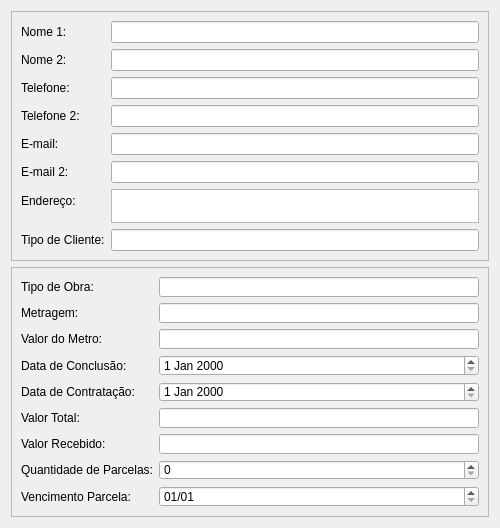
devfabri/Arquitetura-Pereira, file screens/show_project.ui: the form before one commit.
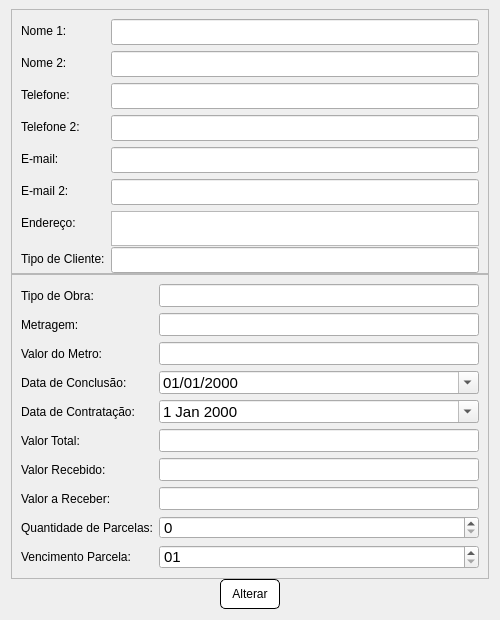
The form after the commit.

Commit message: popup nova e alterar os valores dos projetos

```diff
--- a/screens/show_project.ui
+++ b/screens/show_project.ui
@@ -7,37 +7,43 @@
     <x>0</x>
     <y>0</y>
     <width>500</width>
-    <height>524</height>
+    <height>620</height>
    </rect>
   </property>
   <property name="minimumSize">
    <size>
     <width>500</width>
-    <height>0</height>
+    <height>620</height>
    </size>
   </property>
   <property name="maximumSize">
    <size>
     <width>500</width>
-    <height>524</height>
+    <height>650</height>
    </size>
   </property>
   <property name="windowTitle">
    <string>Dialog</string>
   </property>
   <layout class="QVBoxLayout" name="verticalLayout">
+   <property name="spacing">
+    <number>0</number>
+   </property>
+   <property name="topMargin">
+    <number>9</number>
+   </property>
    <item>
     <widget class="QFrame" name="frame">
      <property name="minimumSize">
       <size>
        <width>0</width>
-       <height>250</height>
+       <height>0</height>
       </size>
      </property>
      <property name="maximumSize">
       <size>
        <width>16777215</width>
-       <height>267</height>
+       <height>265</height>
       </size>
      </property>
      <property name="frameShape">
@@ -53,6 +59,9 @@
       <property name="fieldGrowthPolicy">
        <enum>QFormLayout::AllNonFixedFieldsGrow</enum>
       </property>
+      <property name="bottomMargin">
+       <number>0</number>
+      </property>
       <item row="1" column="0">
        <widget class="QLabel" name="label">
         <property name="text">
@@ -61,7 +70,13 @@
        </widget>
       </item>
       <item row="1" column="1">
-       <widget class="QLineEdit" name="nome1"/>
+       <widget class="QLineEdit" name="nome1">
+        <property name="font">
+         <font>
+          <pointsize>11</pointsize>
+         </font>
+        </property>
+       </widget>
       </item>
       <item row="2" column="0">
        <widget class="QLabel" name="label_2">
@@ -71,7 +86,16 @@
        </widget>
       </item>
       <item row="2" column="1">
-       <widget class="QLineEdit" name="nome2"/>
+       <widget class="QLineEdit" name="nome2">
+        <property name="font">
+         <font>
+          <pointsize>11</pointsize>
+         </font>
+        </property>
+        <property name="text">
+         <string/>
+        </property>
+       </widget>
       </item>
       <item row="3" column="0">
        <widget class="QLabel" name="label_3">
@@ -81,7 +105,13 @@
        </widget>
       </item>
       <item row="3" column="1">
-       <widget class="QLineEdit" name="telefone1"/>
+       <widget class="QLineEdit" name="telefone1">
+        <property name="font">
+         <font>
+          <pointsize>11</pointsize>
+         </font>
+        </property>
+       </widget>
       </item>
       <item row="4" column="0">
        <widget class="QLabel" name="label_4">
@@ -91,7 +121,13 @@
        </widget>
       </item>
       <item row="4" column="1">
-       <widget class="QLineEdit" name="telefone2"/>
+       <widget class="QLineEdit" name="telefone2">
+        <property name="font">
+         <font>
+          <pointsize>11</pointsize>
+         </font>
+        </property>
+       </widget>
       </item>
       <item row="5" column="0">
        <widget class="QLabel" name="label_5">
@@ -101,7 +137,13 @@
        </widget>
       </item>
       <item row="5" column="1">
-       <widget class="QLineEdit" name="email1"/>
+       <widget class="QLineEdit" name="email1">
+        <property name="font">
+         <font>
+          <pointsize>11</pointsize>
+         </font>
+        </property>
+       </widget>
       </item>
       <item row="6" column="0">
        <widget class="QLabel" name="label_6">
@@ -111,7 +153,13 @@
        </widget>
       </item>
       <item row="6" column="1">
-       <widget class="QLineEdit" name="email2"/>
+       <widget class="QLineEdit" name="email2">
+        <property name="font">
+         <font>
+          <pointsize>11</pointsize>
+         </font>
+        </property>
+       </widget>
       </item>
       <item row="7" column="0">
        <widget class="QLabel" name="label_7">
@@ -122,12 +170,23 @@
       </item>
       <item row="7" column="1">
        <widget class="QTextEdit" name="endereco">
+        <property name="minimumSize">
+         <size>
+          <width>0</width>
+          <height>35</height>
+         </size>
+        </property>
         <property name="maximumSize">
          <size>
           <width>16777215</width>
-          <height>50</height>
+          <height>55</height>
          </size>
         </property>
+        <property name="font">
+         <font>
+          <pointsize>11</pointsize>
+         </font>
+        </property>
        </widget>
       </item>
       <item row="8" column="0">
@@ -138,17 +197,23 @@
        </widget>
       </item>
       <item row="8" column="1">
-       <widget class="QLineEdit" name="tipo_cliente"/>
+       <widget class="QLineEdit" name="tipo_cliente">
+        <property name="font">
+         <font>
+          <pointsize>11</pointsize>
+         </font>
+        </property>
+       </widget>
       </item>
      </layout>
     </widget>
    </item>
-   <item alignment="Qt::AlignVCenter">
+   <item>
     <widget class="QFrame" name="frame_2">
      <property name="minimumSize">
       <size>
        <width>0</width>
-       <height>250</height>
+       <height>0</height>
       </size>
      </property>
      <property name="frameShape">
@@ -158,6 +223,9 @@
       <enum>QFrame::Raised</enum>
      </property>
      <layout class="QFormLayout" name="formLayout_2">
+      <property name="topMargin">
+       <number>9</number>
+      </property>
       <item row="0" column="0">
        <widget class="QLabel" name="label_9">
         <property name="text">
@@ -166,7 +234,13 @@
        </widget>
       </item>
       <item row="0" column="1">
-       <widget class="QLineEdit" name="tipo_obra"/>
+       <widget class="QLineEdit" name="tipo_obra">
+        <property name="font">
+         <font>
+          <pointsize>11</pointsize>
+         </font>
+        </property>
+       </widget>
       </item>
       <item row="1" column="0">
        <widget class="QLabel" name="label_10">
@@ -176,7 +250,13 @@
        </widget>
       </item>
       <item row="1" column="1">
-       <widget class="QLineEdit" name="metragem"/>
+       <widget class="QLineEdit" name="metragem">
+        <property name="font">
+         <font>
+          <pointsize>11</pointsize>
+         </font>
+        </property>
+       </widget>
       </item>
       <item row="2" column="0">
        <widget class="QLabel" name="label_11">
@@ -186,7 +266,13 @@
        </widget>
       </item>
       <item row="2" column="1">
-       <widget class="QLineEdit" name="valor_metro"/>
+       <widget class="QLineEdit" name="valor_metro">
+        <property name="font">
+         <font>
+          <pointsize>11</pointsize>
+         </font>
+        </property>
+       </widget>
       </item>
       <item row="3" column="0">
        <widget class="QLabel" name="label_12">
@@ -196,7 +282,19 @@
        </widget>
       </item>
       <item row="3" column="1">
-       <widget class="QDateEdit" name="data_conclucao"/>
+       <widget class="QDateEdit" name="data_conclusao">
+        <property name="font">
+         <font>
+          <pointsize>11</pointsize>
+         </font>
+        </property>
+        <property name="displayFormat">
+         <string>dd/MM/yyyy</string>
+        </property>
+        <property name="calendarPopup">
+         <bool>true</bool>
+        </property>
+       </widget>
       </item>
       <item row="4" column="0">
        <widget class="QLabel" name="label_13">
@@ -206,7 +304,16 @@
        </widget>
       </item>
       <item row="4" column="1">
-       <widget class="QDateEdit" name="data_contratacao"/>
+       <widget class="QDateEdit" name="data_contratacao">
+        <property name="font">
+         <font>
+          <pointsize>11</pointsize>
+         </font>
+        </property>
+        <property name="calendarPopup">
+         <bool>true</bool>
+        </property>
+       </widget>
       </item>
       <item row="5" column="0">
        <widget class="QLabel" name="label_14">
@@ -216,7 +323,13 @@
        </widget>
       </item>
       <item row="5" column="1">
-       <widget class="QLineEdit" name="valor_total"/>
+       <widget class="QLineEdit" name="valor_total">
+        <property name="font">
+         <font>
+          <pointsize>11</pointsize>
+         </font>
+        </property>
+       </widget>
       </item>
       <item row="6" column="0">
        <widget class="QLabel" name="label_15">
@@ -226,35 +339,103 @@
        </widget>
       </item>
       <item row="6" column="1">
-       <widget class="QLineEdit" name="valor_recebido"/>
+       <widget class="QLineEdit" name="valor_recebido">
+        <property name="font">
+         <font>
+          <pointsize>11</pointsize>
+         </font>
+        </property>
+       </widget>
       </item>
-      <item row="7" column="0">
+      <item row="8" column="0">
        <widget class="QLabel" name="label_16">
         <property name="text">
          <string>Quantidade de Parcelas:</string>
         </property>
        </widget>
       </item>
-      <item row="7" column="1">
-       <widget class="QSpinBox" name="qnt_parcelas"/>
+      <item row="8" column="1">
+       <widget class="QSpinBox" name="qnt_parcelas">
+        <property name="font">
+         <font>
+          <pointsize>11</pointsize>
+         </font>
+        </property>
+       </widget>
       </item>
-      <item row="8" column="0">
+      <item row="9" column="0">
        <widget class="QLabel" name="label_17">
         <property name="text">
          <string>Vencimento Parcela:</string>
         </property>
        </widget>
       </item>
-      <item row="8" column="1">
+      <item row="9" column="1">
        <widget class="QDateEdit" name="vencimento_parcela">
+        <property name="font">
+         <font>
+          <pointsize>11</pointsize>
+         </font>
+        </property>
         <property name="displayFormat">
-         <string>dd/MM</string>
+         <string>dd</string>
+        </property>
+       </widget>
+      </item>
+      <item row="7" column="0">
+       <widget class="QLabel" name="label_18">
+        <property name="text">
+         <string>Valor a Receber:</string>
+        </property>
+       </widget>
+      </item>
+      <item row="7" column="1">
+       <widget class="QLineEdit" name="valor_a_receber">
+        <property name="font">
+         <font>
+          <pointsize>11</pointsize>
+         </font>
         </property>
        </widget>
       </item>
      </layout>
     </widget>
    </item>
+   <item alignment="Qt::AlignHCenter">
+    <widget class="QPushButton" name="btn_alterar">
+     <property name="minimumSize">
+      <size>
+       <width>60</width>
+       <height>30</height>
+      </size>
+     </property>
+     <property name="cursor">
+      <cursorShape>PointingHandCursor</cursorShape>
+     </property>
+     <property name="styleSheet">
+      <string notr="true">QPushButton {
+	background-color: #ffffff;
+	border: 1px solid black;
+	border-radius: 5px;
+}
+
+QPushButton:hover {
+	background-color: rgb(223, 223, 223);
+	border: 1px solid black;
+	border-radius: 5px;
+}
+
+QPushButton:pressed {
+	background-color: rgb(200, 200, 200);
+	border: 1px solid black;
+	border-radius: 5px;
+}</string>
+     </property>
+     <property name="text">
+      <string>Alterar</string>
+     </property>
+    </widget>
+   </item>
   </layout>
  </widget>
  <resources/>
```
The commit also changes 17 other files.
